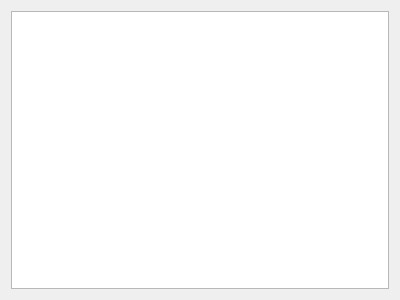
Old version of the form mainwindow.ui in the repository mariosgn/nunc.
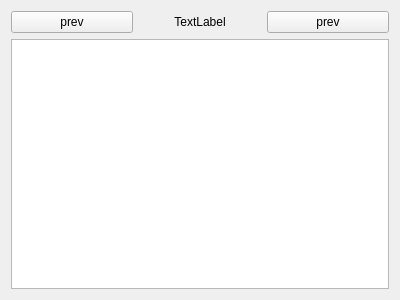
New version of the form.

What changed in the file:
```diff
--- a/mainwindow.ui
+++ b/mainwindow.ui
@@ -15,6 +15,34 @@
   </property>
   <widget class="QWidget" name="centralWidget">
    <layout class="QVBoxLayout" name="verticalLayout">
+    <item>
+     <layout class="QHBoxLayout" name="horizontalLayout">
+      <item>
+       <widget class="QPushButton" name="pushButton">
+        <property name="text">
+         <string>prev</string>
+        </property>
+       </widget>
+      </item>
+      <item>
+       <widget class="QLabel" name="label">
+        <property name="text">
+         <string>TextLabel</string>
+        </property>
+        <property name="alignment">
+         <set>Qt::AlignCenter</set>
+        </property>
+       </widget>
+      </item>
+      <item>
+       <widget class="QPushButton" name="pushButton_2">
+        <property name="text">
+         <string>prev</string>
+        </property>
+       </widget>
+      </item>
+     </layout>
+    </item>
     <item>
      <widget class="QPlainTextEdit" name="plainTextEdit"/>
     </item>
```
